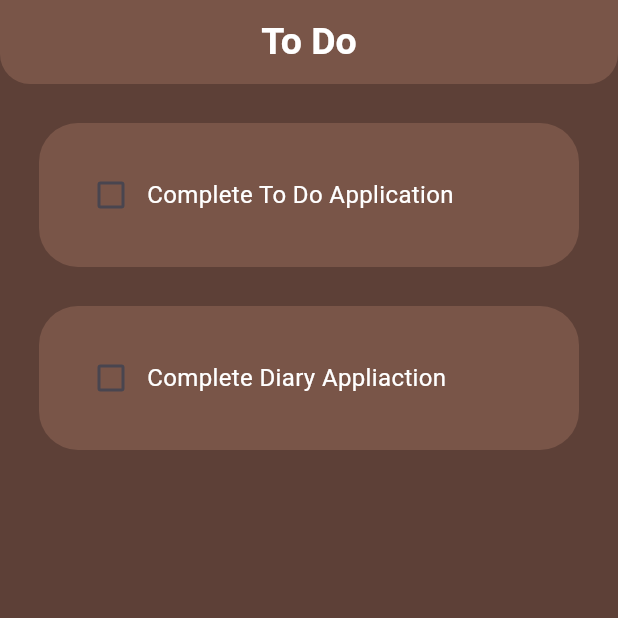
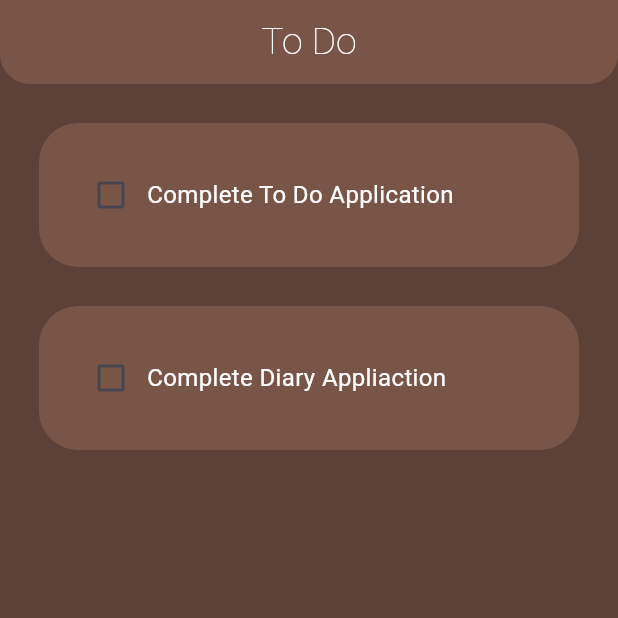
Before and after one commit to selimsshady0/todo, a Flutter app: the screen it shows after launch, on a phone screen of 412 x 824 dp, the top half of it. Run offline on Flutter 3.47's test engine with Material 3 defaults, Android fonts, the phone set to English and light mode, and no system bars; drawn by our look-alikes of flutter_slidable.

```diff
--- a/lib/constants.dart
+++ b/lib/constants.dart
@@ -3,5 +3,5 @@ import 'package:flutter/material.dart';
 const TextStyle kAppBarStyle = TextStyle(
   color: Colors.white,
   fontSize: 25,
-  fontWeight: FontWeight.bold,
-);
+  fontWeight: FontWeight.w100,
+); // rewiew
```
